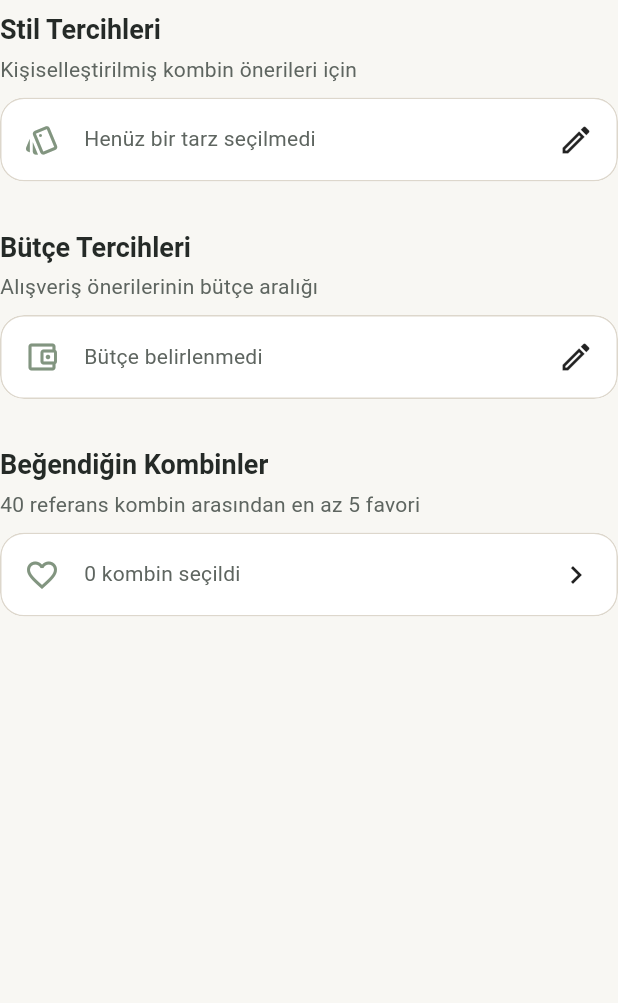
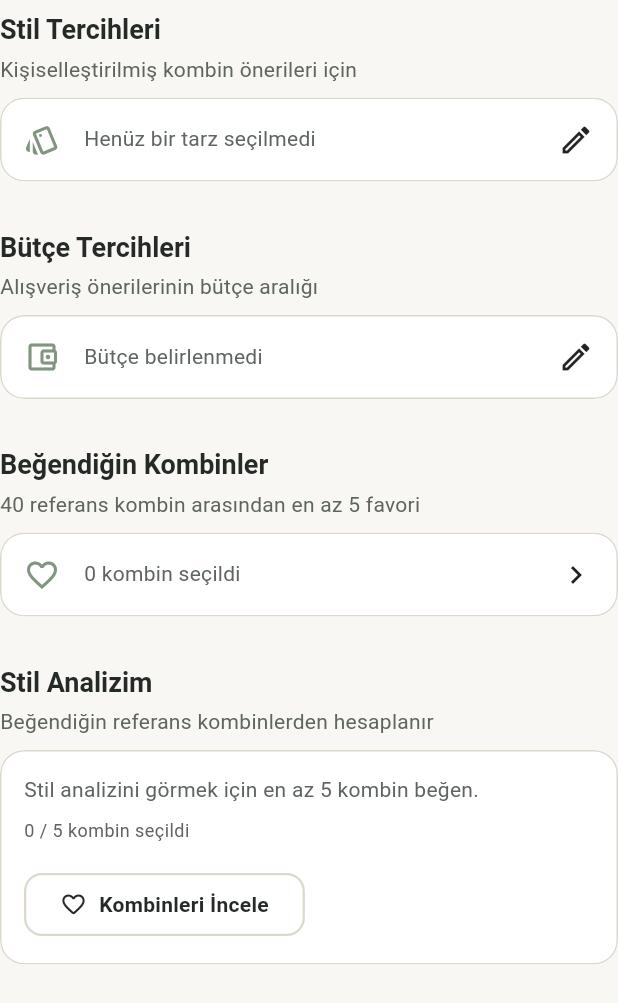
Before and after one commit to alibarantc/smartclothes, a Flutter app: the ProfilePreferencesPanel widget shown alone on an empty page, opened directly, on a phone screen of 412 x 824 dp. Shown: the top 1003 px of the screen. Run offline on Flutter 3.47's test engine with Material 3 defaults, Android fonts, the phone set to English and light mode, and no system bars; our stand-ins replace cloud_firestore, firebase_auth, firebase_core, firebase_storage, shared_preferences; accounts and stored records are empty.

Commit message:
feat: implement style profiling

```diff
--- a/lib/features/onboarding/presentation/profile_preferences_panel.dart
+++ b/lib/features/onboarding/presentation/profile_preferences_panel.dart
@@ -7,6 +7,8 @@ import 'package:smartclothes/features/onboarding/models/user_preferences.dart';
 import 'package:smartclothes/features/onboarding/presentation/onboarding_screen.dart';
 import 'package:smartclothes/features/onboarding/services/preferences_store.dart';
 import 'package:smartclothes/features/style_catalog/presentation/reference_outfit_gallery_screen.dart';
+import 'package:smartclothes/features/style_profile/presentation/style_profile_summary.dart';
+import 'package:smartclothes/features/style_profile/services/style_profile_service.dart';
 
 /// Displays saved preferences and reopens the same flow for editing.
 class ProfilePreferencesPanel extends StatefulWidget {
@@ -108,6 +110,9 @@ class _ProfilePreferencesPanelState extends State<ProfilePreferencesPanel> {
             ? 'Henüz bir tarz seçilmedi'
             : preferences.styles.map((style) => style.label).join(', ');
         final budget = preferences?.budget?.label ?? 'Bütçe belirlenmedi';
+        final profile = const StyleProfileService().analyze(
+          preferences?.favoriteOutfitIds ?? const <String>{},
+        );
 
         return Column(
           crossAxisAlignment: CrossAxisAlignment.stretch,
@@ -168,6 +173,11 @@ class _ProfilePreferencesPanelState extends State<ProfilePreferencesPanel> {
                 ],
               ),
             ),
+            const SizedBox(height: AppSpacing.lg),
+            StyleProfileSummary(
+              profile: profile,
+              onChooseOutfits: _editFavoriteOutfits,
+            ),
             if (snapshot.hasError) ...[
               const SizedBox(height: AppSpacing.sm),
               TextButton(
--- /dev/null
+++ b/lib/features/style_profile/models/style_profile.dart
@@ -0,0 +1,51 @@
+import 'package:smartclothes/features/onboarding/models/user_preferences.dart';
+
+/// A clothing style's share among the recognized favorite reference looks.
+class StyleAffinity {
+  const StyleAffinity({
+    required this.style,
+    required this.count,
+    required this.share,
+  });
+
+  final ClothingStyle style;
+  final int count;
+  final double share;
+}
+
+/// Ranked tag derived from the reference looks (color, fit, or occasion).
+class StyleTrait {
+  const StyleTrait({
+    required this.label,
+    required this.count,
+    required this.share,
+  });
+
+  final String label;
+  final int count;
+  final double share;
+}
+
+/// Derived on demand; never persisted independently of favoriteOutfitIds.
+class StyleProfile {
+  const StyleProfile({
+    required this.analyzedOutfitCount,
+    required this.styles,
+    required this.colors,
+    required this.fits,
+    required this.occasions,
+  });
+
+  static const int minimumOutfits = 5;
+
+  final int analyzedOutfitCount;
+  final List<StyleAffinity> styles;
+  final List<StyleTrait> colors;
+  final List<StyleTrait> fits;
+  final List<StyleTrait> occasions;
+
+  bool get hasEnoughData => analyzedOutfitCount >= minimumOutfits;
+
+  ClothingStyle? get dominantStyle =>
+      styles.isEmpty ? null : styles.first.style;
+}
--- /dev/null
+++ b/lib/features/style_profile/presentation/style_profile_summary.dart
@@ -0,0 +1,135 @@
+import 'package:flutter/material.dart';
+import 'package:smartclothes/core/constants/app_constants.dart';
+import 'package:smartclothes/core/widgets/smart_card.dart';
+import 'package:smartclothes/core/widgets/smart_section_header.dart';
+import 'package:smartclothes/features/onboarding/models/user_preferences.dart';
+import 'package:smartclothes/features/style_profile/models/style_profile.dart';
+
+/// Read-only profile summary. Rebuilt from current favorite outfit ids.
+class StyleProfileSummary extends StatelessWidget {
+  const StyleProfileSummary({
+    super.key,
+    required this.profile,
+    required this.onChooseOutfits,
+  });
+
+  final StyleProfile profile;
+  final VoidCallback onChooseOutfits;
+
+  @override
+  Widget build(BuildContext context) {
+    final theme = Theme.of(context);
+    final colors = theme.colorScheme;
+
+    return Column(
+      key: const ValueKey('style-profile-section'),
+      crossAxisAlignment: CrossAxisAlignment.stretch,
+      children: [
+        const SmartSectionHeader(
+          title: 'Stil Analizim',
+          subtitle: 'Beğendiğin referans kombinlerden hesaplanır',
+        ),
+        SmartCard(
+          padding: const EdgeInsets.all(AppSpacing.md),
+          child: profile.hasEnoughData
+              ? Column(
+                  crossAxisAlignment: CrossAxisAlignment.start,
+                  children: [
+                    Text(
+                      '${profile.analyzedOutfitCount} kombin incelendi',
+                      style: theme.textTheme.bodySmall?.copyWith(
+                        color: colors.onSurfaceVariant,
+                      ),
+                    ),
+                    const SizedBox(height: AppSpacing.md),
+                    Text('Baskın tarzın: ${profile.dominantStyle!.label}',
+                        key: const ValueKey('dominant-style-label'),
+                        style: theme.textTheme.titleMedium?.copyWith(
+                          fontWeight: FontWeight.w700,
+                        )),
+                    const SizedBox(height: AppSpacing.sm),
+                    Wrap(
+                      spacing: AppSpacing.sm,
+                      runSpacing: AppSpacing.xs,
+                      children: profile.styles
+                          .map((entry) => Chip(
+                                label: Text(
+                                  '${entry.style.label} %${(entry.share * 100).round()}',
+                                ),
+                              ))
+                          .toList(),
+                    ),
+                    const SizedBox(height: AppSpacing.md),
+                    _TraitGroup(
+                      title: 'Öne çıkan renkler',
+                      traits: profile.colors.take(4).toList(),
+                    ),
+                    const SizedBox(height: AppSpacing.md),
+                    _TraitGroup(
+                      title: 'Tercih ettiğin kalıplar',
+                      traits: profile.fits.take(3).toList(),
+                    ),
+                    const SizedBox(height: AppSpacing.md),
+                    _TraitGroup(
+                      title: 'Kullanım alanları',
+                      traits: profile.occasions.take(3).toList(),
+                    ),
+                  ],
+                )
+              : Column(
+                  crossAxisAlignment: CrossAxisAlignment.start,
+                  children: [
+                    Text(
+                      'Stil analizini görmek için en az 5 kombin beğen.',
+                      style: theme.textTheme.bodyMedium,
+                    ),
+                    const SizedBox(height: AppSpacing.sm),
+                    Text(
+                      '${profile.analyzedOutfitCount} / ${StyleProfile.minimumOutfits} kombin seçildi',
+                      style: theme.textTheme.bodySmall?.copyWith(
+                        color: colors.onSurfaceVariant,
+                      ),
+                    ),
+                    const SizedBox(height: AppSpacing.md),
+                    OutlinedButton.icon(
+                      onPressed: onChooseOutfits,
+                      icon: const Icon(Icons.favorite_border_rounded),
+                      label: const Text('Kombinleri İncele'),
+                    ),
+                  ],
+                ),
+        ),
+      ],
+    );
+  }
+}
+
+class _TraitGroup extends StatelessWidget {
+  const _TraitGroup({required this.title, required this.traits});
+
+  final String title;
+  final List<StyleTrait> traits;
+
+  @override
+  Widget build(BuildContext context) {
+    return Column(
+      crossAxisAlignment: CrossAxisAlignment.start,
+      children: [
+        Text(title, style: Theme.of(context).textTheme.titleSmall),
+        const SizedBox(height: AppSpacing.xs),
+        if (traits.isEmpty)
+          const Text('Henüz veri yok')
+        else
+          Wrap(
+            spacing: AppSpacing.sm,
+            runSpacing: AppSpacing.xs,
+            children: traits
+                .map((entry) => Chip(
+                      label: Text('${entry.label} · ${entry.count}'),
+                    ))
+                .toList(),
+          ),
+      ],
+    );
+  }
+}
--- /dev/null
+++ b/lib/features/style_profile/services/style_profile_service.dart
@@ -0,0 +1,96 @@
+import 'package:smartclothes/features/onboarding/models/user_preferences.dart';
+import 'package:smartclothes/features/style_catalog/models/reference_outfit.dart';
+import 'package:smartclothes/features/style_profile/models/style_profile.dart';
+
+/// Deterministic, offline style analysis of the user's liked reference looks.
+///
+/// One reference look contributes at most one vote for a given tag. Unknown ids
+/// are ignored, and all ties use stable ordering for reproducible results.
+class StyleProfileService {
+  const StyleProfileService({this.catalog = referenceOutfits});
+
+  final List<ReferenceOutfit> catalog;
+
+  StyleProfile analyze(Iterable<String> favoriteOutfitIds) {
+    final indexed = <String, ReferenceOutfit>{
+      for (final outfit in catalog) outfit.id: outfit,
+    };
+    final selectedOutfits = favoriteOutfitIds
+        .toSet()
+        .map((id) => indexed[id])
+        .whereType<ReferenceOutfit>()
+        .toList()
+      ..sort((a, b) => a.id.compareTo(b.id));
+
+    final total = selectedOutfits.length;
+    final styleCounts = <ClothingStyle, int>{};
+    final colorCounts = <String, int>{};
+    final fitCounts = <String, int>{};
+    final occasionCounts = <String, int>{};
+
+    for (final outfit in selectedOutfits) {
+      styleCounts.update(outfit.style, (value) => value + 1,
+          ifAbsent: () => 1);
+
+      // A palette can contain multiple colors, separated by slashes.
+      // Repeated color labels within a single look count only once.
+      final colors = outfit.palette
+          .split('/')
+          .map((color) => color.trim().toLowerCase())
+          .where((color) => color.isNotEmpty)
+          .toSet();
+      for (final color in colors) {
+        colorCounts.update(color, (value) => value + 1,
+            ifAbsent: () => 1);
+      }
+
+      final fit = outfit.fit.trim().toLowerCase();
+      if (fit.isNotEmpty) {
+        fitCounts.update(fit, (value) => value + 1, ifAbsent: () => 1);
+      }
+
+      final occasion = outfit.occasion.trim().toLowerCase();
+      if (occasion.isNotEmpty) {
+        occasionCounts.update(occasion, (value) => value + 1,
+            ifAbsent: () => 1);
+      }
+    }
+
+    // Explicit enum order is the tie breaker for styles.
+    final styles = [
+      for (final style in ClothingStyle.values)
+        if (styleCounts.containsKey(style))
+          StyleAffinity(
+            style: style,
+            count: styleCounts[style]!,
+            share: styleCounts[style]! / total,
+          ),
+    ]..sort((a, b) {
+        final byCount = b.count.compareTo(a.count);
+        return byCount != 0 ? byCount : a.style.index.compareTo(b.style.index);
+      });
+
+    return StyleProfile(
+      analyzedOutfitCount: total,
+      styles: List<StyleAffinity>.unmodifiable(styles),
+      colors: _rankTraits(colorCounts, total),
+      fits: _rankTraits(fitCounts, total),
+      occasions: _rankTraits(occasionCounts, total),
+    );
+  }
+
+  static List<StyleTrait> _rankTraits(Map<String, int> counts, int total) {
+    final sorted = [
+      for (final entry in counts.entries)
+        StyleTrait(
+          label: entry.key,
+          count: entry.value,
+          share: entry.value / total,
+        ),
+    ]..sort((a, b) {
+        final byCount = b.count.compareTo(a.count);
+        return byCount != 0 ? byCount : a.label.compareTo(b.label);
+      });
+    return List<StyleTrait>.unmodifiable(sorted);
+  }
+}
```
Also changed, not shown: 3 other files.
